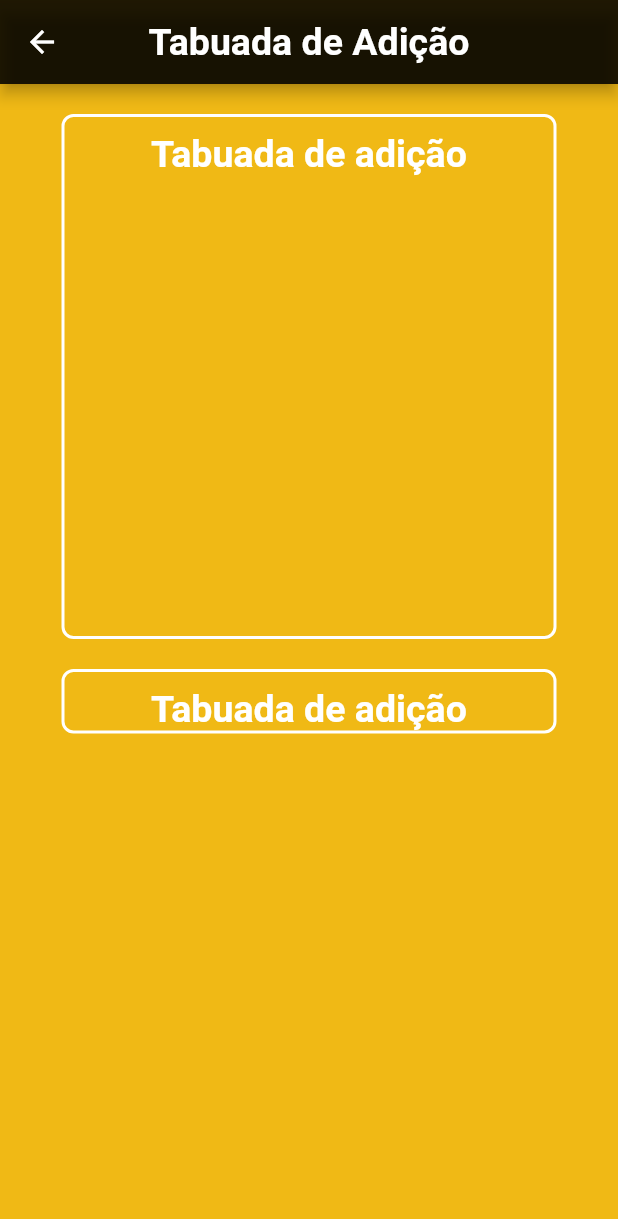
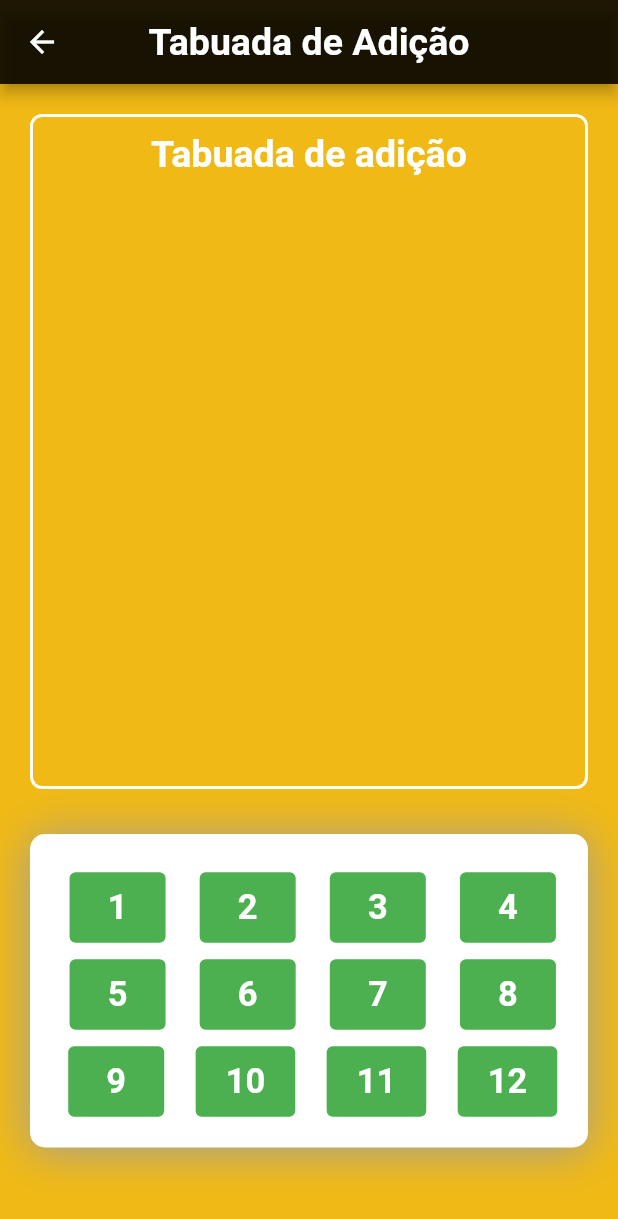
Before and after one commit to Jo-Analyst/multiplication_table_app, a Flutter app: the SumScreen screen opened by its route, on a phone screen of 412 x 824 dp. Shown: the top 1219 px of the screen. Run offline on Flutter 3.47's test engine with Material 2 defaults, Android fonts, the phone set to English and light mode, and no system bars.

Commit message:
incrementado alguns métodos na tela da soma

```diff
--- a/lib/screens/sum_screen.dart
+++ b/lib/screens/sum_screen.dart
@@ -8,8 +8,42 @@ class SumScreen extends StatefulWidget {
 }
 
 class _SumScreenState extends State<SumScreen> {
+  int numberInterator = 1;
+
+  void changedNumberIterator(int value) {
+    setState(() {
+      numberInterator = value;
+    });
+
+    print(numberInterator);
+  }
+
   @override
   Widget build(BuildContext context) {
+    Widget createButton(String number) {
+      return Container(
+        margin: const EdgeInsets.only(left: 10, bottom: 10),
+        child: TextButton(
+          style: TextButton.styleFrom(
+            backgroundColor: Colors.green,
+            padding: const EdgeInsets.symmetric(
+              vertical: 10,
+              horizontal: 20,
+            ),
+          ),
+          onPressed: () => changedNumberIterator(int.parse(number)),
+          child: Text(
+            number,
+            style: const TextStyle(
+              color: Colors.white,
+              fontSize: 23,
+              fontWeight: FontWeight.w700,
+            ),
+          ),
+        ),
+      );
+    }
+
     return Scaffold(
       appBar: AppBar(
         centerTitle: true,
@@ -18,22 +52,22 @@ class _SumScreenState extends State<SumScreen> {
           style: Theme.of(context).textTheme.headline1,
         ),
       ),
-      body: Container(
+      body: SingleChildScrollView(
+        child: Container(
           margin: const EdgeInsets.all(20),
           width: double.infinity,
           child: Column(
             crossAxisAlignment: CrossAxisAlignment.center,
             children: [
               Container(
-            width: 330,
-            height: 350,
+                width: 400,
+                height: 450,
                 padding: const EdgeInsets.only(top: 10),
                 decoration: BoxDecoration(
                   borderRadius: BorderRadius.circular(8),
                   border: Border.all(
                     color: Colors.white,
                     width: 2,
-                  // style: BorderStyle.solid,
                   ),
                 ),
                 child: Column(
@@ -48,31 +82,69 @@ class _SumScreenState extends State<SumScreen> {
                 ),
               ),
               Container(
-              margin: const EdgeInsets.only(top: 20),
-              width: 330,
-              padding: const EdgeInsets.only(top: 10),
+                margin: const EdgeInsets.only(
+                  top: 20,
+                ),
+                width: 400,
+                padding: const EdgeInsets.only(
+                  top: 10,
+                ),
+                child: Container(
                   decoration: BoxDecoration(
-                borderRadius: BorderRadius.circular(8),
-                border: Border.all(
                     color: Colors.white,
-                  width: 2,
-                  // style: BorderStyle.solid,
+                    borderRadius: BorderRadius.circular(10),
+                    boxShadow: const <BoxShadow>[
+                      BoxShadow(
+                        color: Colors.grey,
+                        blurRadius: 25.0,
+                        offset: Offset(0, 2),
                       ),
+                    ],
+                  ),
+                  padding: const EdgeInsets.only(
+                    top: 25,
+                    left: 10,
+                    right: 15,
+                    bottom: 10,
                   ),
                   child: Column(
+                    mainAxisAlignment: MainAxisAlignment.center,
                     children: [
-                  Title(
-                      color: Theme.of(context).colorScheme.primary,
-                      child: Text(
-                        'Tabuada de adição',
-                        style: Theme.of(context).textTheme.headline1,
-                      ))
+                      Row(
+                        mainAxisAlignment: MainAxisAlignment.spaceAround,
+                        children: [
+                          createButton('1'),
+                          createButton('2'),
+                          createButton('3'),
+                          createButton('4'),
                         ],
+                      ),
+                      Row(
+                        mainAxisAlignment: MainAxisAlignment.spaceAround,
+                        children: [
+                          createButton('5'),
+                          createButton('6'),
+                          createButton('7'),
+                          createButton('8'),
+                        ],
+                      ),
+                      Row(
+                        mainAxisAlignment: MainAxisAlignment.spaceAround,
+                        children: [
+                          createButton('9'),
+                          createButton('10'),
+                          createButton('11'),
+                          createButton('12'),
+                        ],
+                      ),
+                    ],
+                  ),
                 ),
               ),
             ],
           ),
         ),
+      ),
     );
   }
 }
```
Lines whose indentation alone changed are shown as unchanged.
